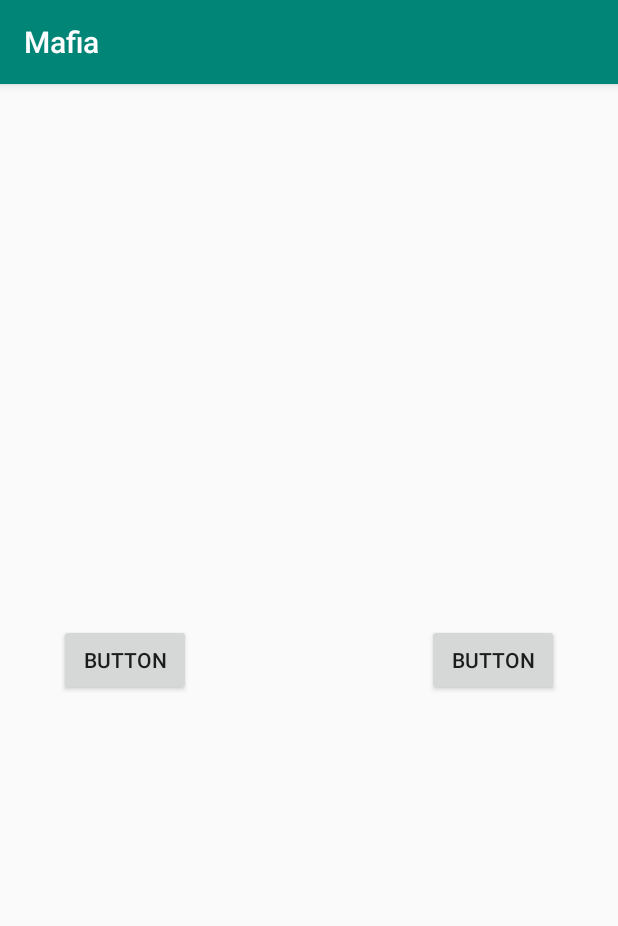
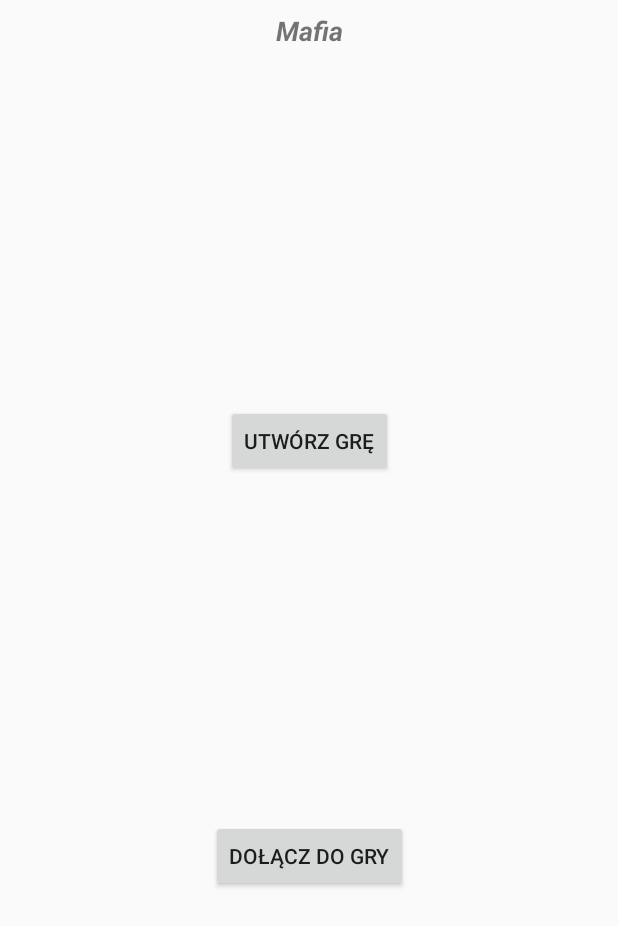
Before and after one commit to arekmaz/mafia, an Android app: the screen it shows after launch (MainActivity before the commit, ModeChooserActivity after it), on a phone screen of 412 x 824 dp. Shown: the top 926 px of the screen. Run offline under Robolectric (Android 15) with nearby library versions, the phone set to English and light mode, and no system bars.

Commit message:
add first activity layout and mock functionality

```diff
--- a/app/build.gradle
+++ b/app/build.gradle
@@ -17,6 +17,10 @@ android {
             proguardFiles getDefaultProguardFile('proguard-android-optimize.txt'), 'proguard-rules.pro'
         }
     }
+    compileOptions {
+        sourceCompatibility = 1.8
+        targetCompatibility = 1.8
+    }
 }
 
 dependencies {
--- a/app/src/main/AndroidManifest.xml
+++ b/app/src/main/AndroidManifest.xml
@@ -1,5 +1,6 @@
 <?xml version="1.0" encoding="utf-8"?>
 <manifest xmlns:android="http://schemas.android.com/apk/res/android"
+    xmlns:tools="http://schemas.android.com/tools"
     package="com.example.mafia">
 
     <application
@@ -8,8 +9,9 @@
         android:label="@string/app_name"
         android:roundIcon="@mipmap/ic_launcher_round"
         android:supportsRtl="true"
-        android:theme="@style/AppTheme">
-        <activity android:name=".MainActivity">
+        android:theme="@style/AppTheme"
+        tools:ignore="GoogleAppIndexingWarning">
+        <activity android:name=".activities.ModeChooserActivity">
             <intent-filter>
                 <action android:name="android.intent.action.MAIN" />
 
--- a/app/src/main/java/com/example/mafia/MainActivity.java
+++ /dev/null
@@ -1,14 +0,0 @@
-package com.example.mafia;
-
-import androidx.appcompat.app.AppCompatActivity;
-
-import android.os.Bundle;
-
-public class MainActivity extends AppCompatActivity {
-
-    @Override
-    protected void onCreate(Bundle savedInstanceState) {
-        super.onCreate(savedInstanceState);
-        setContentView(R.layout.activity_main);
-    }
-}
--- /dev/null
+++ b/app/src/main/java/com/example/mafia/activities/ModeChooserActivity.java
@@ -0,0 +1,46 @@
+package com.example.mafia.activities;
+
+import android.os.Bundle;
+import android.widget.Button;
+
+import androidx.annotation.Nullable;
+import androidx.appcompat.app.AppCompatActivity;
+
+import com.example.mafia.R;
+import com.example.mafia.enums.AppMode;
+
+public class ModeChooserActivity extends AppCompatActivity {
+
+    private Button mChooseHostModeBt;
+    private Button mChoosePlayerModeBt;
+
+    @Override
+    protected void onCreate(@Nullable Bundle savedInstanceState) {
+        super.onCreate(savedInstanceState);
+        setContentView(R.layout.activity_mode_chooser);
+
+        bindViews();
+        setup();
+    }
+    private void onModeChosen(AppMode mode) {
+
+    }
+
+    private void setup() {
+        mChoosePlayerModeBt.setOnClickListener(v -> {
+            onModeChosen(AppMode.PLAYER);
+        });
+
+        mChooseHostModeBt.setOnClickListener(v -> {
+            onModeChosen(AppMode.HOST);
+        });
+    }
+
+
+    private void bindViews() {
+        mChooseHostModeBt = findViewById(R.id.bt_choose_host_mode);
+        mChoosePlayerModeBt = findViewById(R.id.bt_choose_player_mode);
+    }
+
+
+}
--- /dev/null
+++ b/app/src/main/java/com/example/mafia/enums/AppMode.java
@@ -0,0 +1,12 @@
+package com.example.mafia.enums;
+
+public enum AppMode {
+    HOST("HOST"),
+    PLAYER("PLAYER");
+
+    public final String value;
+
+    AppMode(String val) {
+        value = val;
+    }
+}
--- a/app/src/main/res/layout/activity_main.xml
+++ /dev/null
@@ -1,29 +0,0 @@
-<?xml version="1.0" encoding="utf-8"?>
-<androidx.constraintlayout.widget.ConstraintLayout xmlns:android="http://schemas.android.com/apk/res/android"
-    xmlns:app="http://schemas.android.com/apk/res-auto"
-    xmlns:tools="http://schemas.android.com/tools"
-    android:layout_width="match_parent"
-    android:layout_height="match_parent"
-    tools:context=".MainActivity">
-
-    <Button
-        android:id="@+id/button"
-        android:layout_width="wrap_content"
-        android:layout_height="wrap_content"
-        android:layout_marginEnd="118dp"
-        android:text="Button"
-        app:layout_constraintBottom_toBottomOf="parent"
-        app:layout_constraintEnd_toStartOf="@+id/button2"
-        app:layout_constraintStart_toStartOf="parent"
-        app:layout_constraintTop_toTopOf="parent" />
-
-    <Button
-        android:id="@+id/button2"
-        android:layout_width="wrap_content"
-        android:layout_height="wrap_content"
-        android:text="Button"
-        app:layout_constraintBottom_toBottomOf="parent"
-        app:layout_constraintEnd_toEndOf="parent"
-        app:layout_constraintStart_toEndOf="@+id/button"
-        app:layout_constraintTop_toTopOf="parent" />
-</androidx.constraintlayout.widget.ConstraintLayout>
--- /dev/null
+++ b/app/src/main/res/layout/activity_mode_chooser.xml
@@ -0,0 +1,48 @@
+<?xml version="1.0" encoding="utf-8"?>
+<androidx.constraintlayout.widget.ConstraintLayout xmlns:android="http://schemas.android.com/apk/res/android"
+    xmlns:app="http://schemas.android.com/apk/res-auto"
+    android:id="@+id/appRoot"
+    android:layout_width="match_parent"
+    android:layout_height="match_parent">
+
+    <include
+        android:id="@+id/include"
+        layout="@layout/app_header"
+        android:layout_width="0dp"
+        android:layout_height="wrap_content"
+        app:layout_constraintBottom_toTopOf="@+id/constraintLayout"
+        app:layout_constraintEnd_toEndOf="parent"
+        app:layout_constraintStart_toStartOf="parent"
+        app:layout_constraintTop_toTopOf="parent" />
+
+    <androidx.constraintlayout.widget.ConstraintLayout
+        android:id="@+id/constraintLayout"
+        android:layout_width="0dp"
+        android:layout_height="0dp"
+        app:layout_constraintBottom_toBottomOf="parent"
+        app:layout_constraintEnd_toEndOf="parent"
+        app:layout_constraintStart_toStartOf="parent"
+        app:layout_constraintTop_toBottomOf="@+id/include">
+
+        <Button
+            android:id="@+id/bt_choose_host_mode"
+            android:layout_width="wrap_content"
+            android:layout_height="wrap_content"
+            android:text="@string/host_game_label"
+            app:layout_constraintBottom_toTopOf="@+id/bt_choose_player_mode"
+            app:layout_constraintEnd_toEndOf="parent"
+            app:layout_constraintStart_toStartOf="parent"
+            app:layout_constraintTop_toTopOf="parent" />
+
+        <Button
+            android:id="@+id/bt_choose_player_mode"
+            android:layout_width="wrap_content"
+            android:layout_height="wrap_content"
+            android:text="@string/join_game_label"
+            app:layout_constraintBottom_toBottomOf="parent"
+            app:layout_constraintEnd_toEndOf="@+id/bt_choose_host_mode"
+            app:layout_constraintStart_toStartOf="@+id/bt_choose_host_mode"
+            app:layout_constraintTop_toBottomOf="@+id/bt_choose_host_mode" />
+    </androidx.constraintlayout.widget.ConstraintLayout>
+
+</androidx.constraintlayout.widget.ConstraintLayout>
--- /dev/null
+++ b/app/src/main/res/layout/app_header.xml
@@ -0,0 +1,21 @@
+<?xml version="1.0" encoding="utf-8"?>
+<androidx.constraintlayout.widget.ConstraintLayout xmlns:android="http://schemas.android.com/apk/res/android"
+    xmlns:app="http://schemas.android.com/apk/res-auto"
+    android:layout_width="match_parent"
+    android:layout_height="wrap_content"
+    >
+
+    <TextView
+        android:id="@+id/textView"
+        android:layout_width="wrap_content"
+        android:layout_height="wrap_content"
+        android:layout_marginTop="8dp"
+        android:layout_marginBottom="8dp"
+        android:text="@string/app_name"
+        android:textSize="18sp"
+        android:textStyle="bold|italic"
+        app:layout_constraintBottom_toBottomOf="parent"
+        app:layout_constraintEnd_toEndOf="parent"
+        app:layout_constraintStart_toStartOf="parent"
+        app:layout_constraintTop_toTopOf="parent" />
+</androidx.constraintlayout.widget.ConstraintLayout>
--- a/app/src/main/res/values/strings.xml
+++ b/app/src/main/res/values/strings.xml
@@ -1,4 +1,6 @@
 <resources>
     <string name="app_name">Mafia</string>
-    <string name="clientButtonString">Klijęt</string>
+    <string name="host_game_label">Utwórz grę</string>
+    <string name="join_game_label">Dołącz do gry</string>
+
 </resources>
--- a/app/src/main/res/values/styles.xml
+++ b/app/src/main/res/values/styles.xml
@@ -1,7 +1,7 @@
 <resources>
 
     <!-- Base application theme. -->
-    <style name="AppTheme" parent="Theme.AppCompat.Light.DarkActionBar">
+    <style name="AppTheme" parent="Theme.AppCompat.Light.NoActionBar">
         <!-- Customize your theme here. -->
         <item name="colorPrimary">@color/colorPrimary</item>
         <item name="colorPrimaryDark">@color/colorPrimaryDark</item>
--- a/build.gradle
+++ b/build.gradle
@@ -7,7 +7,7 @@ buildscript {
 
     }
     dependencies {
-        classpath 'com.android.tools.build:gradle:3.5.0'
+        classpath 'com.android.tools.build:gradle:3.5.1'
 
         // NOTE: Do not place your application dependencies here; they belong
         // in the individual module build.gradle files
```
Also changed, not shown: 1 other file.
